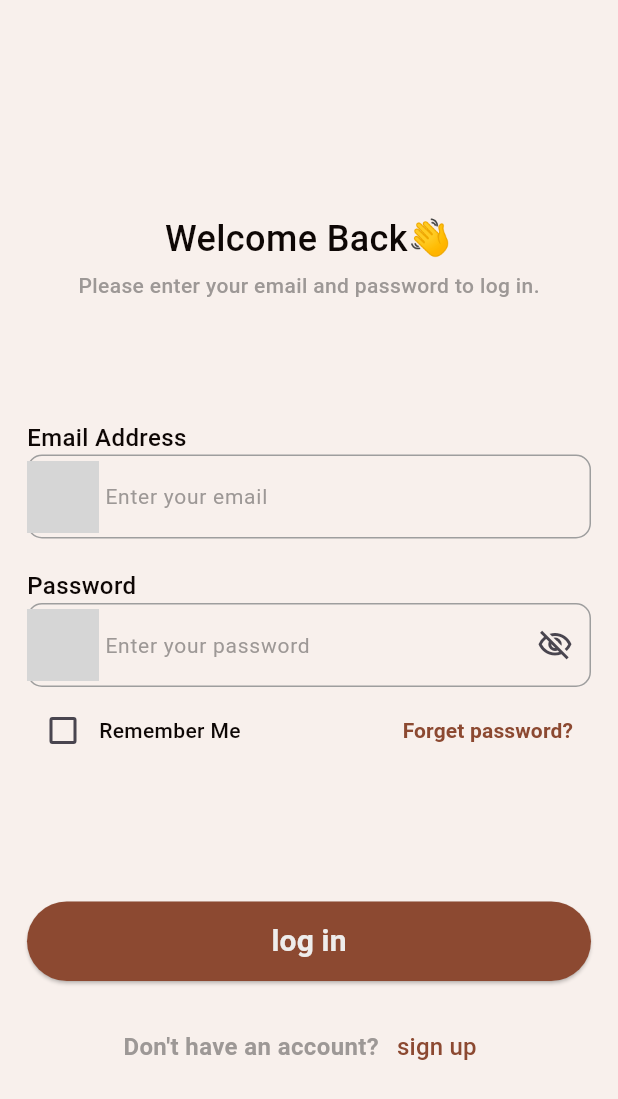
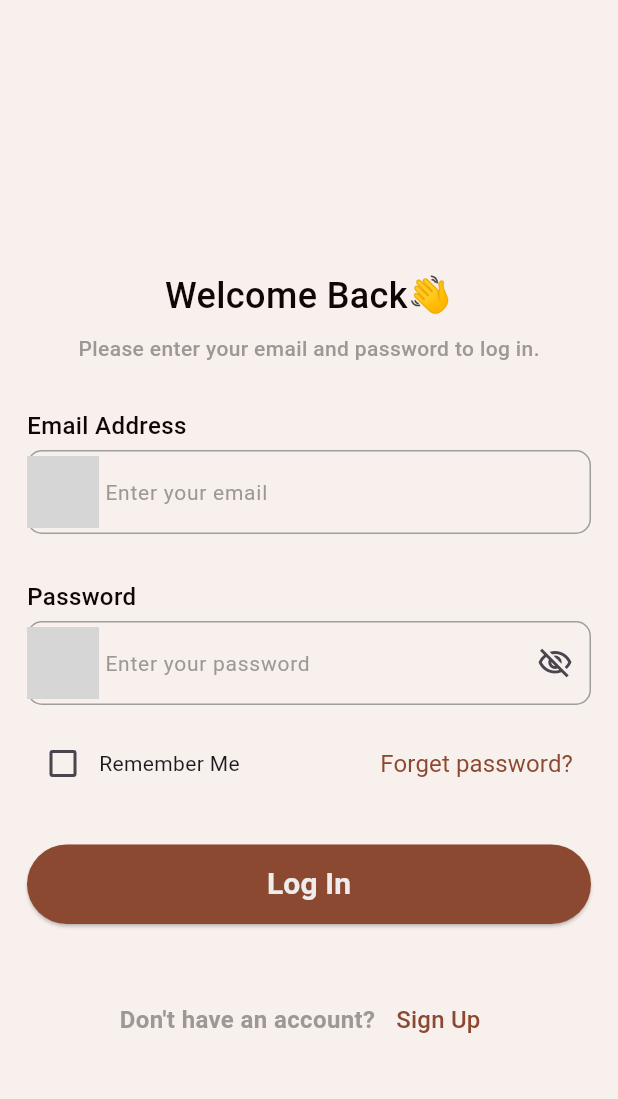
Before and after one commit to AhmedHamdy106/support_local_artisans_app, a Flutter app: the screen it shows after launch, on a phone screen of 412 x 824 dp. Shown: the top 1099 px of the screen. Run offline on Flutter 3.47's test engine with Material 3 defaults, Android fonts, the phone set to English and light mode, and no system bars; our stand-ins replace bloc, dartz, dio, flutter_bloc, flutter_otp_text_field, get_it and 2 more; grey boxes are pictures that could not be loaded.

Commit message:
update register & dialogs

```diff
--- a/lib/features/login_view/presentation/pages/login_screen.dart
+++ b/lib/features/login_view/presentation/pages/login_screen.dart
@@ -9,6 +9,7 @@ import '../../../../core/shared/shared_preference.dart';
 import '../../../../core/utils/custom_widgets/custom_text_form_field.dart';
 import '../../../../core/utils/dialogs.dart';
 import '../../../../core/utils/validators.dart';
+import '../../../forgot_pass_view/forgot_screen.dart';
 
 class LoginScreen extends StatefulWidget {
   const LoginScreen(
@@ -71,19 +72,19 @@ class _LoginScreenState extends State<LoginScreen> {
           DialogUtils.showMessageDialog(
             context: context,
             message: state.failures.errorMessage,
-            posButtonTitle: "OK",
+            posButtonTitle: "ok",
           );
         } else if (state is LoginSuccessState) {
           DialogUtils.hideLoading(context);
-          saveLoginData(viewModel.emailController.text,
-              viewModel.passwordController.text, RememberMe);
           DialogUtils.showMessageDialog(
             context: context,
             message: "Login Successfully.",
             posButtonTitle: "Ok",
             posButtonAction: () {
+              // todo : save token
               SharedPreference.saveData(
                   key: "token", value: state.responseEntity.token);
+              print(state.responseEntity.token);
               Navigator.pushNamedAndRemoveUntil(
                 context,
                 Routes.homeRoute,
@@ -104,7 +105,7 @@ class _LoginScreenState extends State<LoginScreen> {
                 child: Column(
                   crossAxisAlignment: CrossAxisAlignment.stretch,
                   children: [
-                    const SizedBox(height: 40),
+                    const SizedBox(height: 60),
                     const Center(
                       child: Text(
                         'Welcome Back👋',
@@ -116,7 +117,7 @@ class _LoginScreenState extends State<LoginScreen> {
                         ),
                       ),
                     ),
-                    const SizedBox(height: 4),
+                    const SizedBox(height: 8),
                     const Center(
                       child: Text(
                         'Please enter your email and password to log in.',
@@ -128,7 +129,7 @@ class _LoginScreenState extends State<LoginScreen> {
                         ),
                       ),
                     ),
-                    const SizedBox(height: 80),
+                    const SizedBox(height: 30),
                     const Text(
                       'Email Address',
                       style: TextStyle(
@@ -138,6 +139,7 @@ class _LoginScreenState extends State<LoginScreen> {
                         fontWeight: FontWeight.w500,
                       ),
                     ),
+                    const SizedBox(height: 5.0),
                     CustomTextFormField(
                       prefixIcon: Image.asset(
                           "assets/icons/3.0x/🦆 icon _mail_3.0x.png"),
@@ -147,7 +149,7 @@ class _LoginScreenState extends State<LoginScreen> {
                       validator: (text) => AppValidators.validateEmail(text),
                       controller: viewModel.emailController,
                     ),
-                    const SizedBox(height: 20.0),
+                    const SizedBox(height: 30.0),
                     const Text(
                       'Password',
                       style: TextStyle(
@@ -157,6 +159,7 @@ class _LoginScreenState extends State<LoginScreen> {
                         fontWeight: FontWeight.w500,
                       ),
                     ),
+                    const SizedBox(height: 5),
                     CustomTextFormField(
                       prefixIcon: Image.asset(
                           "assets/icons/3.0x/🦆 icon _lock_3.0x.png"),
@@ -166,7 +169,7 @@ class _LoginScreenState extends State<LoginScreen> {
                       validator: (text) => AppValidators.validatePassword(text),
                       controller: viewModel.passwordController,
                     ),
-                    const SizedBox(height: 5),
+                    const SizedBox(height: 15.0),
                     Row(
                       mainAxisAlignment: MainAxisAlignment.spaceBetween,
                       children: [
@@ -179,75 +182,71 @@ class _LoginScreenState extends State<LoginScreen> {
                                   setState(() {
                                     RememberMe = newValue ?? false;
                                   });
-                              },
-                            ),
-                            const Text(
-                              "Remember Me",
-                              style: TextStyle(
-                                color: Color(0xff0E0705),
-                                fontFamily: "Roboto",
-                                fontSize: 14,
-                                fontWeight: FontWeight.w500,
-                              ),
-                            ),
+                                }),
+                            const Text("Remember Me"),
                           ],
                         ),
                         TextButton(
                           onPressed: () {
-                            Navigator.pushNamed(
-                                context, Routes.forgetPasswordRoute);
+                            Navigator.push(
+                              context,
+                              MaterialPageRoute(
+                                  builder: (context) =>
+                                  const ForgetPasswordScreen()),
+                            );
                           },
                           child: const Text(
                             'Forget password?',
                             style: TextStyle(
                                 color: Color(0xFF8C4931),
-                              fontFamily: "Roboto",
-                              fontSize: 14,
-                              fontWeight: FontWeight.w600,
-                            ),
+                                fontSize: 16,
+                                fontWeight: FontWeight.w400),
                           ),
                         ),
                       ],
                     ),
-                    const SizedBox(height: 90.0),
-                    ElevatedButton(
+                    const SizedBox(height: 30.0),
+                    SizedBox(
+                      width: double.infinity,
+                      child: ElevatedButton(
+                        onPressed: () {
+                          // login();
+                          if (formKey.currentState!.validate()) {
+                            viewModel.login();
+                          }
+                        },
                         style: ElevatedButton.styleFrom(
                           backgroundColor: const Color(0xff8C4931),
                           padding: const EdgeInsets.symmetric(vertical: 12),
                         ),
-                      onPressed: () {
-                        if (formKey.currentState!.validate()) {
-                          viewModel.login();
-                        }
-                      },
                         child: const Text(
-                        'log in',
+                          'Log In',
                           style: TextStyle(
                               fontFamily: "Roboto",
                               fontSize: 20,
                               fontWeight: FontWeight.w600,
-                          color: Color(0xffEEEDEC),
+                              color: Color(0xffEEEDEC)),
                         ),
                       ),
                     ),
-                    const SizedBox(height: 20.0),
+                    const SizedBox(height: 40.0),
                     Row(
                       mainAxisAlignment: MainAxisAlignment.center,
                       children: [
                         const Text(
                           "Don't have an account?",
                           style: TextStyle(
-                              fontFamily: "Roboto",
                               fontWeight: FontWeight.bold,
                               fontSize: 16,
                               color: Color(0xFF9D9896)),
                         ),
+                        const SizedBox(width: 2),
                         TextButton(
                           onPressed: () {
                             Navigator.pushNamed(context, Routes.registerRoute);
                           },
                           child: Text(
-                            "sign up",
+                            "Sign Up",
                             style: Theme.of(context)
                                 .textTheme
                                 .titleMedium
--- a/lib/features/register_view/presentation/pages/register_screen.dart
+++ b/lib/features/register_view/presentation/pages/register_screen.dart
@@ -221,7 +221,12 @@ class _RegisterScreenState extends State<RegisterScreen> {
                           style: ElevatedButton.styleFrom(
                             backgroundColor: const Color(0xff8C4931),
                             padding: const EdgeInsets.symmetric(vertical: 12),
+
                           ),
+                          child: TextButton(
+                            onPressed: () {
+                        Navigator.pushNamed(context, Routes.homeRoute);
+                        } ,
                             child: const Text(
                               'sign up',
                               style: TextStyle(
@@ -230,6 +235,7 @@ class _RegisterScreenState extends State<RegisterScreen> {
                                   fontStyle: FontStyle.normal,
                                   fontWeight: FontWeight.w600,
                                   color: Color(0xffEEEDEC)),
+                            ),
                           ),
                         ),
                       ),
```
Also changed, not shown: lib/core/utils/dialogs.dart (+19 -11 lines). Lines whose indentation alone changed are shown as unchanged.
